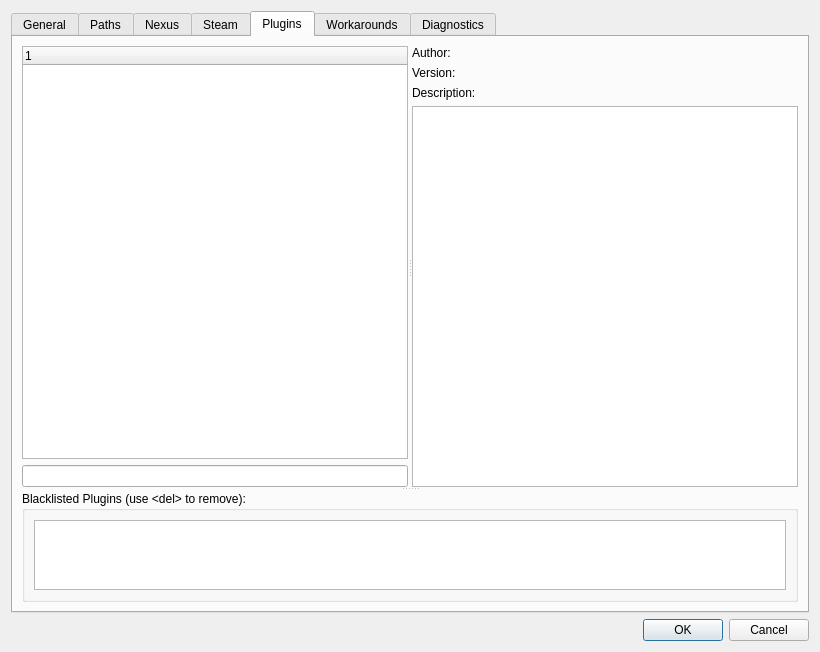
Old version of the form modorganizer/src/settingsdialog.ui in the repository Holt59/mo2-merge.
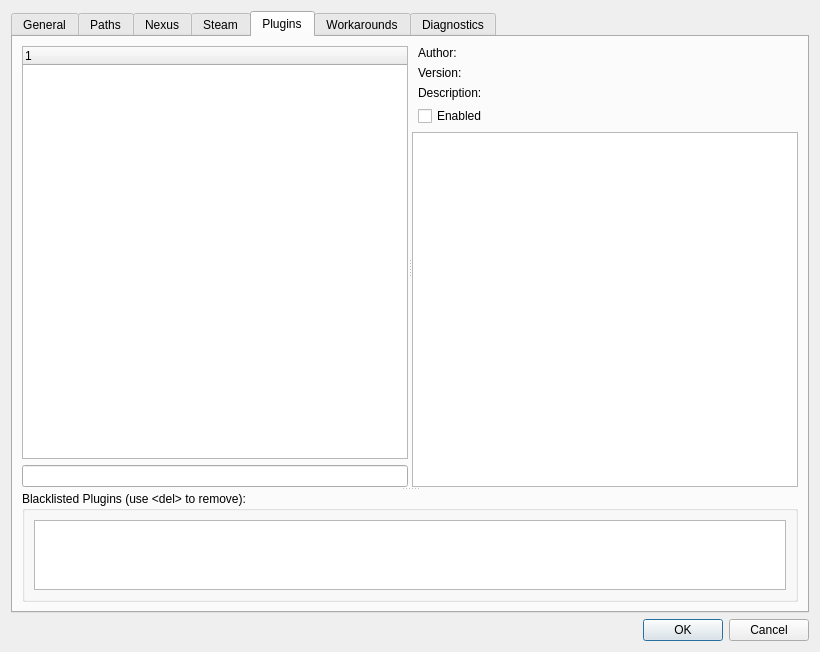
New version of the form. The open tabs and pages were chosen to show the change. Icons and pictures are not drawn. Custom widgets are drawn as their Qt base class.

Patch:
```diff
--- a/modorganizer/src/settingsdialog.ui
+++ b/modorganizer/src/settingsdialog.ui
@@ -1127,6 +1127,9 @@
                </property>
                <item>
                 <layout class="QFormLayout" name="formLayout_2">
+                 <property name="leftMargin">
+                  <number>6</number>
+                 </property>
                  <item row="0" column="0">
                   <widget class="QLabel" name="label_13">
                    <property name="text">
@@ -1172,6 +1175,13 @@
                    </property>
                   </widget>
                  </item>
+                 <item row="3" column="0">
+                  <widget class="QCheckBox" name="enabledCheckbox">
+                   <property name="text">
+                    <string>Enabled</string>
+                   </property>
+                  </widget>
+                 </item>
                 </layout>
                </item>
                <item>
```
